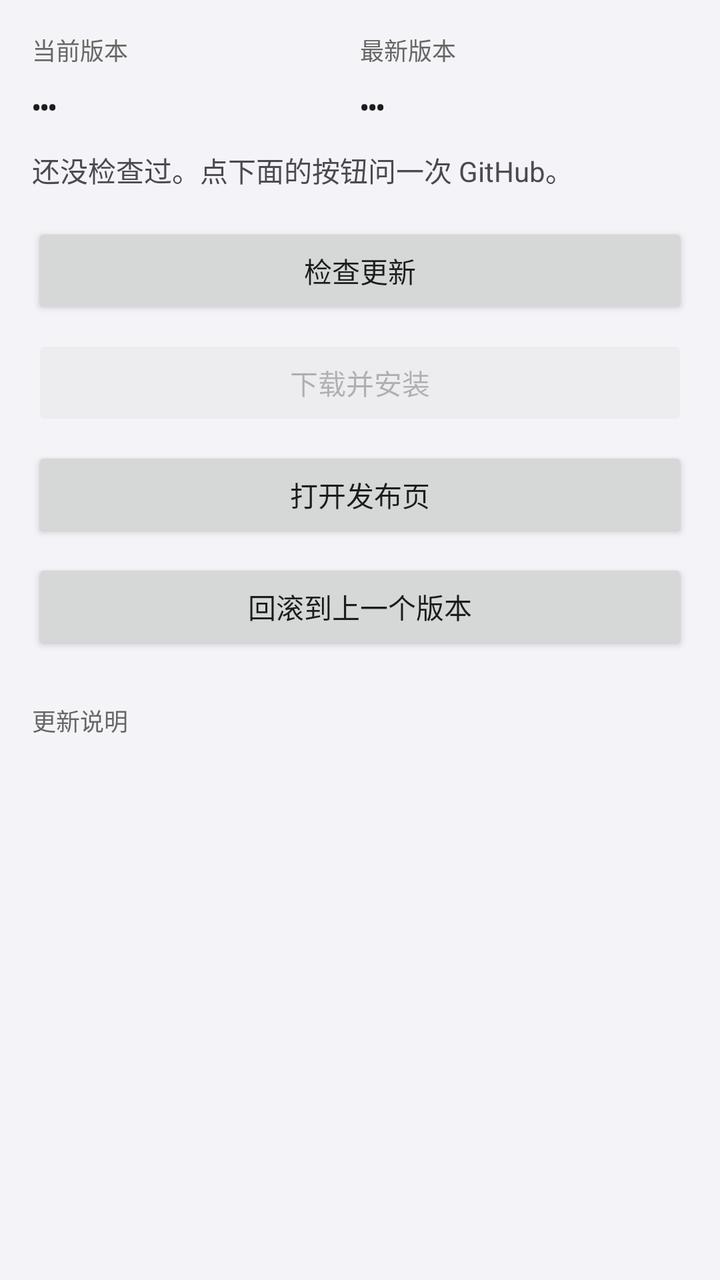
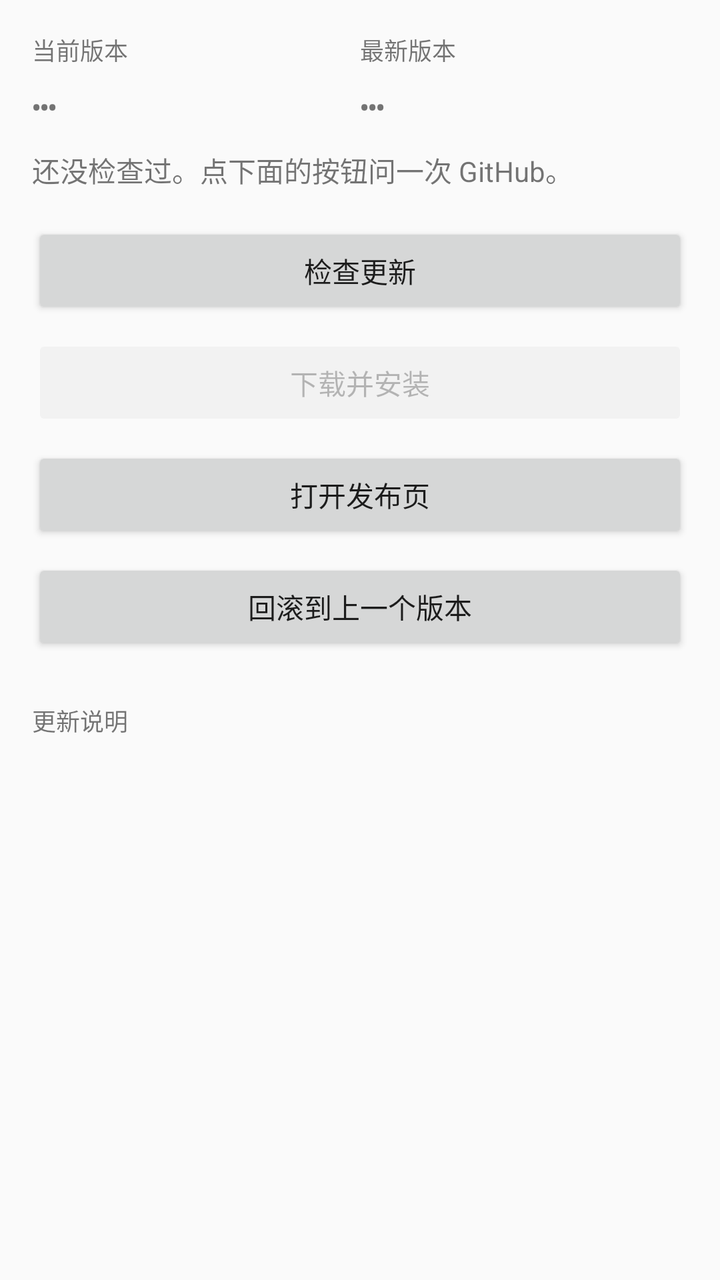

An Android layout rendered at two revisions. The XML below is the earlier revision; the diff shows what the commit changed to produce the second picture.
<!-- AndroidManifest.xml: application theme Theme.Magpie -->
<!-- res/layout/activity_update.xml -->
<?xml version="1.0" encoding="utf-8"?>
<ScrollView xmlns:android="http://schemas.android.com/apk/res/android"
    android:id="@+id/update_root"
    android:layout_width="match_parent"
    android:layout_height="match_parent"
    android:background="#F4F4F8"
    android:fillViewport="true">

    <LinearLayout
        android:layout_width="match_parent"
        android:layout_height="wrap_content"
        android:orientation="vertical"
        android:padding="16dp">

        <LinearLayout
            android:layout_width="match_parent"
            android:layout_height="wrap_content"
            android:orientation="horizontal">

            <LinearLayout
                android:layout_width="0dp"
                android:layout_height="wrap_content"
                android:layout_weight="1"
                android:orientation="vertical">

                <TextView
                    android:layout_width="wrap_content"
                    android:layout_height="wrap_content"
                    android:text="@string/update_current"
                    android:textColor="#666666"
                    android:textSize="12sp" />

                <TextView
                    android:id="@+id/cur_version"
                    android:layout_width="wrap_content"
                    android:layout_height="wrap_content"
                    android:fontFamily="monospace"
                    android:text="@string/update_unknown"
                    android:textColor="#1C1C1E"
                    android:textSize="20sp"
                    android:textStyle="bold" />
            </LinearLayout>

            <LinearLayout
                android:layout_width="0dp"
                android:layout_height="wrap_content"
                android:layout_weight="1"
                android:orientation="vertical">

                <TextView
                    android:layout_width="wrap_content"
                    android:layout_height="wrap_content"
                    android:text="@string/update_latest"
                    android:textColor="#666666"
                    android:textSize="12sp" />

                <TextView
                    android:id="@+id/latest_version"
                    android:layout_width="wrap_content"
                    android:layout_height="wrap_content"
                    android:fontFamily="monospace"
                    android:text="@string/update_unknown"
                    android:textColor="#1C1C1E"
                    android:textSize="20sp"
                    android:textStyle="bold" />
            </LinearLayout>
        </LinearLayout>

        <TextView
            android:id="@+id/update_status"
            android:layout_width="match_parent"
            android:layout_height="wrap_content"
            android:layout_marginTop="14dp"
            android:text="@string/update_never"
            android:textColor="#4A4A52"
            android:textSize="14sp" />

        <ProgressBar
            android:id="@+id/progress"
            style="?android:attr/progressBarStyleHorizontal"
            android:layout_width="match_parent"
            android:layout_height="wrap_content"
            android:layout_marginTop="8dp"
            android:max="100"
            android:progress="0"
            android:visibility="gone" />

        <Button
            android:id="@+id/check"
            android:layout_width="match_parent"
            android:layout_height="wrap_content"
            android:layout_marginTop="16dp"
            android:text="@string/update_check" />

        <Button
            android:id="@+id/update_now"
            android:layout_width="match_parent"
            android:layout_height="wrap_content"
            android:layout_marginTop="8dp"
            android:enabled="false"
            android:text="@string/update_now" />

        <Button
            android:id="@+id/open_page"
            android:layout_width="match_parent"
            android:layout_height="wrap_content"
            android:layout_marginTop="8dp"
            android:text="@string/update_page" />

        <Button
            android:id="@+id/rollback"
            android:layout_width="match_parent"
            android:layout_height="wrap_content"
            android:layout_marginTop="8dp"
            android:text="@string/update_rollback" />

        <TextView
            android:layout_width="match_parent"
            android:layout_height="wrap_content"
            android:layout_marginTop="24dp"
            android:text="@string/update_notes"
            android:textColor="#666666"
            android:textSize="12sp" />

        <TextView
            android:id="@+id/notes"
            android:layout_width="match_parent"
            android:layout_height="wrap_content"
            android:layout_marginTop="6dp"
            android:fontFamily="monospace"
            android:lineSpacingExtra="2dp"
            android:textColor="#3A3A42"
            android:textIsSelectable="true"
            android:textSize="13sp" />
    </LinearLayout>
</ScrollView>
<!-- resources referenced by this layout -->
<resources>
  <string name="update_check">检查更新</string>
  <string name="update_current">当前版本</string>
  <string name="update_latest">最新版本</string>
  <string name="update_never">还没检查过。点下面的按钮问一次 GitHub。</string>
  <string name="update_notes">更新说明</string>
  <string name="update_now">下载并安装</string>
  <string name="update_page">打开发布页</string>
  <string name="update_rollback">回滚到上一个版本</string>
  <string name="update_unknown">…</string>
  <style name="Theme.Magpie" parent="@android:style/Theme.Material.Light.NoActionBar">
          <item name="android:windowBackground">#F4F4F8</item>
          
          <item name="android:statusBarColor">@android:color/transparent</item>
          <item name="android:navigationBarColor">@android:color/transparent</item>
          <item name="android:windowLightStatusBar">true</item>
          <item name="android:windowLightNavigationBar">true</item>
          <item name="android:windowDrawsSystemBarBackgrounds">true</item>
          <item name="android:windowLayoutInDisplayCutoutMode">shortEdges</item>
          <item name="android:windowActionModeOverlay">true</item>
      </style>
</resources>

<!-- the commit's change to res/layout/activity_update.xml (unified diff, before → after) -->
@@ -3,7 +3,6 @@
     android:id="@+id/update_root"
     android:layout_width="match_parent"
     android:layout_height="match_parent"
-    android:background="#F4F4F8"
     android:fillViewport="true">
 
     <LinearLayout
@@ -24,10 +23,10 @@
                 android:orientation="vertical">
 
                 <TextView
+                    android:id="@+id/label_current"
                     android:layout_width="wrap_content"
                     android:layout_height="wrap_content"
                     android:text="@string/update_current"
-                    android:textColor="#666666"
                     android:textSize="12sp" />
 
                 <TextView
@@ -36,7 +35,6 @@
                     android:layout_height="wrap_content"
                     android:fontFamily="monospace"
                     android:text="@string/update_unknown"
-                    android:textColor="#1C1C1E"
                     android:textSize="20sp"
                     android:textStyle="bold" />
             </LinearLayout>
@@ -48,10 +46,10 @@
                 android:orientation="vertical">
 
                 <TextView
+                    android:id="@+id/label_latest"
                     android:layout_width="wrap_content"
                     android:layout_height="wrap_content"
                     android:text="@string/update_latest"
-                    android:textColor="#666666"
                     android:textSize="12sp" />
 
                 <TextView
@@ -60,7 +58,6 @@
                     android:layout_height="wrap_content"
                     android:fontFamily="monospace"
                     android:text="@string/update_unknown"
-                    android:textColor="#1C1C1E"
                     android:textSize="20sp"
                     android:textStyle="bold" />
             </LinearLayout>
@@ -72,7 +69,6 @@
             android:layout_height="wrap_content"
             android:layout_marginTop="14dp"
             android:text="@string/update_never"
-            android:textColor="#4A4A52"
             android:textSize="14sp" />
 
         <ProgressBar
@@ -115,11 +111,11 @@
             android:text="@string/update_rollback" />
 
         <TextView
+            android:id="@+id/label_notes"
             android:layout_width="match_parent"
             android:layout_height="wrap_content"
             android:layout_marginTop="24dp"
             android:text="@string/update_notes"
-            android:textColor="#666666"
             android:textSize="12sp" />
 
         <TextView
@@ -129,7 +125,6 @@
             android:layout_marginTop="6dp"
             android:fontFamily="monospace"
             android:lineSpacingExtra="2dp"
-            android:textColor="#3A3A42"
             android:textIsSelectable="true"
             android:textSize="13sp" />
     </LinearLayout>
<!-- resource entries referenced after the edit -->
@@ -10,7 +10,7 @@
   <string name="update_rollback">回滚到上一个版本</string>
   <string name="update_unknown">…</string>
   <style name="Theme.Magpie" parent="@android:style/Theme.Material.Light.NoActionBar">
-          <item name="android:windowBackground">#F4F4F8</item>
+          <item name="android:windowBackground">?android:attr/colorBackground</item>
           
           <item name="android:statusBarColor">@android:color/transparent</item>
           <item name="android:navigationBarColor">@android:color/transparent</item>
@@ -19,6 +19,9 @@
           <item name="android:windowDrawsSystemBarBackgrounds">true</item>
           <item name="android:windowLayoutInDisplayCutoutMode">shortEdges</item>
           <item name="android:windowActionModeOverlay">true</item>
+          
+          <item name="android:colorAccent">#8B4F38</item>
+          <item name="android:colorControlActivated">#8B4F38</item>
       </style>
 </resources>
 
